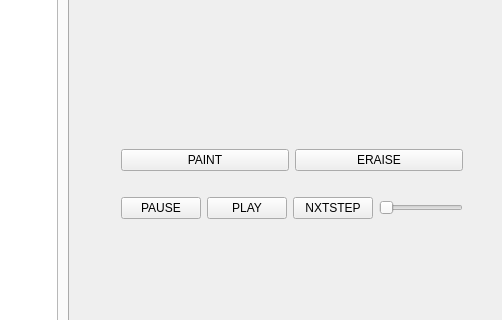
d1sxgRee/CAEditor, file mainwindow.ui: the form before one commit; both pictures show x 298 to 800 and y 119 to 439 of the 800 by 600 pixel window.
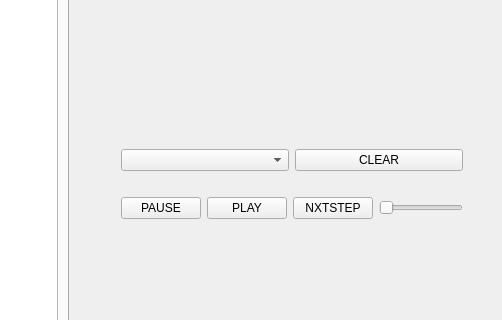
The form after the commit.

Commit message: fixed random.json file and implemented clear button

The edit to the form file:
```diff
--- a/mainwindow.ui
+++ b/mainwindow.ui
@@ -93,16 +93,12 @@
            <number>10</number>
           </property>
           <item>
-           <widget class="QPushButton" name="paintButton">
-            <property name="text">
-             <string>PAINT</string>
-            </property>
-           </widget>
+           <widget class="QComboBox" name="colorSelect"/>
           </item>
           <item>
            <widget class="QPushButton" name="eraiseButton">
             <property name="text">
-             <string>ERAISE</string>
+             <string>CLEAR</string>
             </property>
            </widget>
           </item>
```
Left out of the diff: 2 changed lines with no effect on the pictures. The commit also changes 4 other files.
